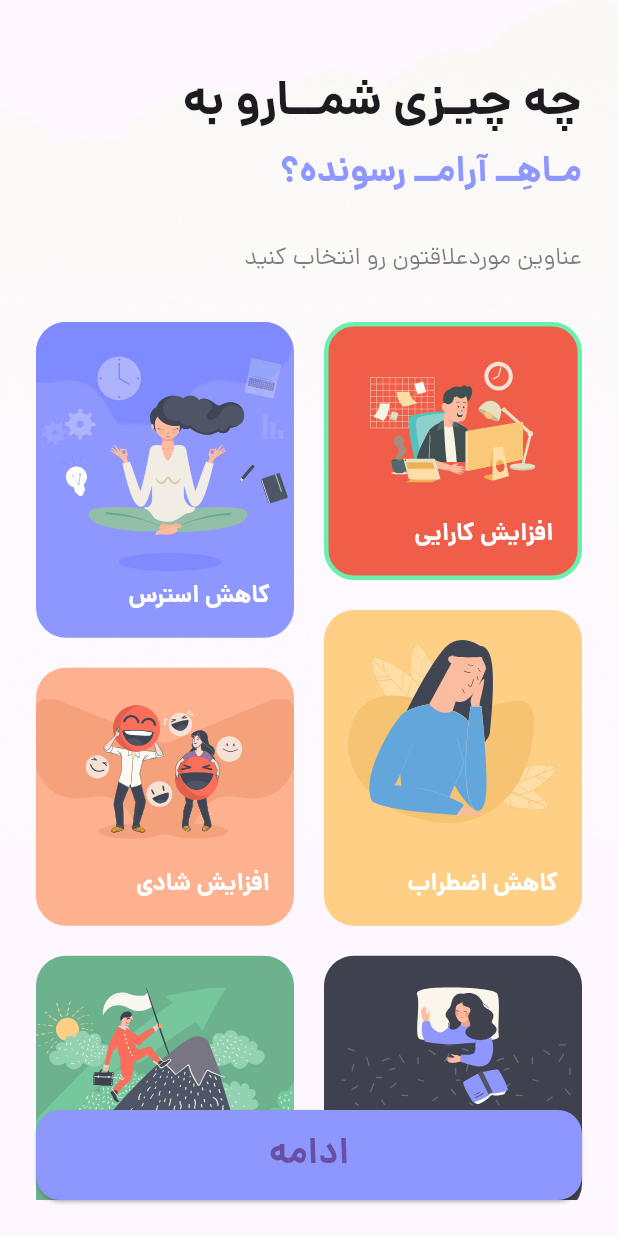
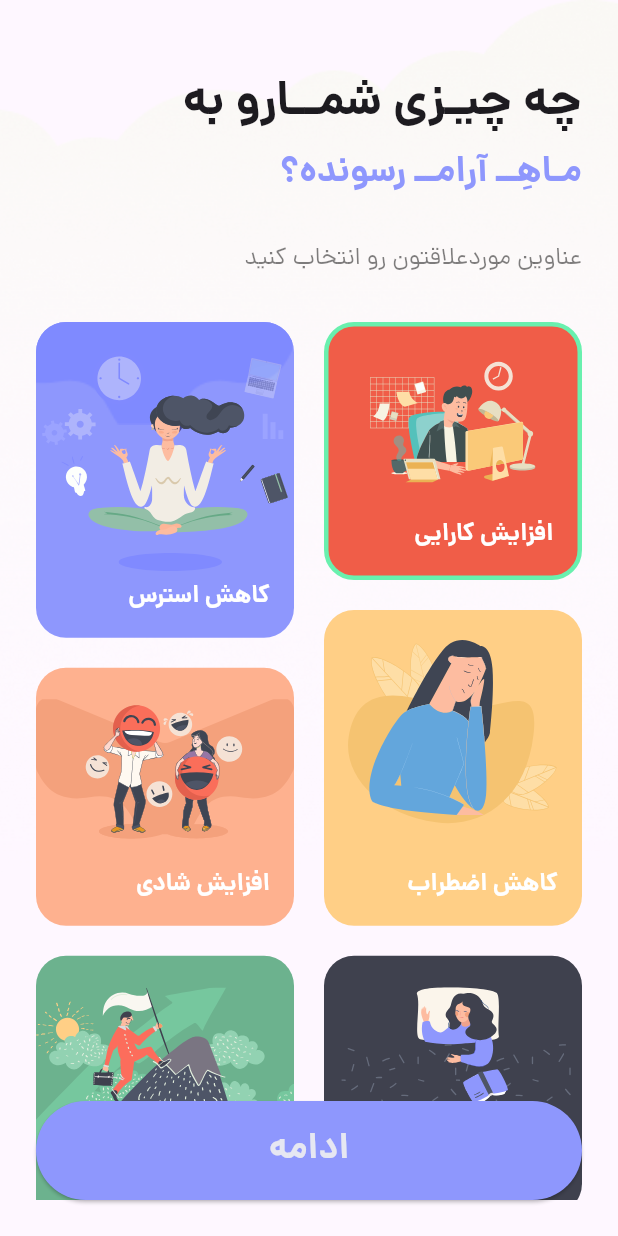
Before and after one commit to ardavan8102/silent_moon, a Flutter app: the ChooseTopicScreen screen opened by its route, after a tap on "افزایش کارایی", on a phone screen of 412 x 824 dp. Run offline on Flutter 3.47's test engine with Material 3 defaults, Android fonts, the phone set to English and light mode, and no system bars; our stand-ins replace flutter_svg, get.

```diff
--- /dev/null
+++ b/lib/components/button_full_width.dart
@@ -0,0 +1,32 @@
+import 'package:flutter/material.dart';
+
+class ButtonFullWidth extends StatelessWidget {
+  final String msg;
+  final Color bgcolor;
+  final Color textColor;
+  final Function() function;
+  const ButtonFullWidth({super.key, required this.msg, required this.bgcolor, required this.function, required this.textColor});
+
+  @override
+  Widget build(BuildContext context) {
+
+    var size = MediaQuery.of(context).size;
+    var textTheme = Theme.of(context).textTheme;
+
+    return SizedBox(
+      height: size.height * .08,
+      child: ElevatedButton(
+        onPressed: function,
+        style: ButtonStyle(
+          backgroundColor: WidgetStateProperty.all(bgcolor),
+        ),
+        child: Text(
+          msg,
+          style: textTheme.labelLarge!.copyWith(
+            color: textColor
+          ),
+        ),
+      ),
+    );
+  }
+}
--- a/lib/routes/routes.dart
+++ b/lib/routes/routes.dart
@@ -2,6 +2,7 @@ import 'package:get/get.dart';
 import 'package:silent_moon/views/normal/intro/choose_topic.dart';
 import 'package:silent_moon/views/normal/intro/set_reminders.dart';
 import 'package:silent_moon/views/normal/intro/welcome.dart';
+import 'package:silent_moon/views/normal/main/home_screen.dart';
 import 'package:silent_moon/views/sleep/sleep_splash.dart';
 
 class AppRoutes {
@@ -10,6 +11,7 @@ class AppRoutes {
   static const sleepSplash = '/sleep-splash';
   static const chooseTopic = '/choose-topic';
   static const setReminders = '/set-reminders';
+  static const home = '/home';
 
 }
 
@@ -38,6 +40,11 @@ class AppPages {
       page: () => SetRemindersScreen()
     ),
 
+    GetPage(
+      name: AppRoutes.home,
+      page: () => HomeScreen()
+    ),
+
   ];
 
 }
--- a/lib/views/normal/intro/choose_topic.dart
+++ b/lib/views/normal/intro/choose_topic.dart
@@ -2,6 +2,7 @@ import 'package:flutter/material.dart';
 import 'package:flutter_staggered_grid_view/flutter_staggered_grid_view.dart';
 import 'package:flutter_svg/flutter_svg.dart';
 import 'package:get/get.dart';
+import 'package:silent_moon/components/button_full_width.dart';
 import 'package:silent_moon/consts/colors.dart';
 import 'package:silent_moon/data/topic_categories.dart';
 import 'package:silent_moon/gen/assets.gen.dart';
@@ -16,6 +17,7 @@ class ChooseTopicScreen extends StatefulWidget {
 
 class _ChooseTopicScreenState extends State<ChooseTopicScreen> {
 
+  // TODO : must change to saving data in storage
   final List<int> selectedTopics = [];
 
   @override
@@ -160,19 +162,14 @@ class _ChooseTopicScreenState extends State<ChooseTopicScreen> {
                   bottom: 0,
                   left: 0,
                   right: 0,
-                  child: ElevatedButton(
-                    onPressed: () {
+                  child: ButtonFullWidth(
+                    msg: 'ادامه',
+                    bgcolor: AppSolidColors.primary,
+                    function: (){
                       Get.toNamed(AppRoutes.setReminders);
                     },
-                    style: ElevatedButton.styleFrom(
-                      backgroundColor: AppSolidColors.primary,
-                      shape: RoundedRectangleBorder(
-                        borderRadius: BorderRadius.circular(16),
-                      ),
-                      minimumSize: const Size.fromHeight(60),
-                    ),
-                    child: const Text('ادامه'),
-                  ),
+                    textColor: AppSolidColors.lightText
+                  )
                 ),
             ],
           ),
```
Also changed, not shown: lib/components/weekday_selector.dart (added, +60 -0 lines), lib/consts/strings.dart (+9 -0 lines), lib/views/normal/intro/set_reminders.dart (+126 -1 lines), lib/views/normal/intro/welcome.dart (+9 -17 lines), lib/views/normal/main/home_screen.dart (added, +12 -0 lines).
